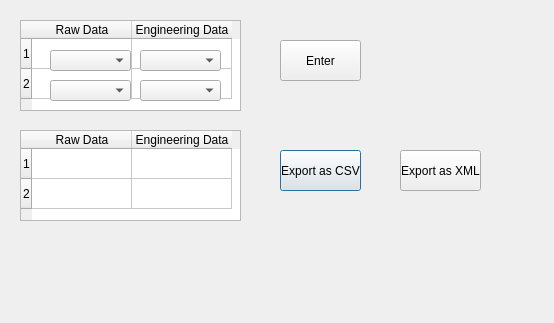
Qt form QtGuiApplication14/QtGuiClass.ui (AslihanPamuk/QtGuiApplication14) before a commit.
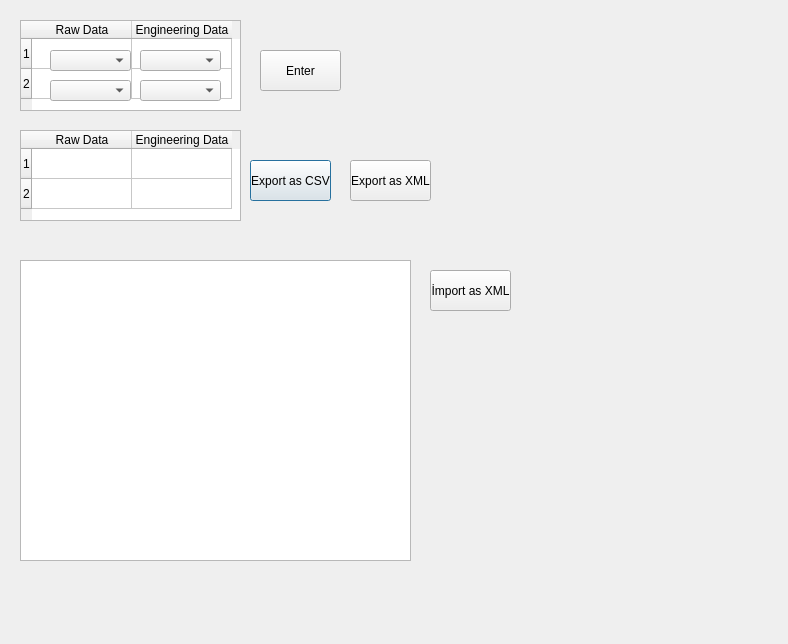
The same form after that commit.

```diff
--- a/QtGuiApplication14/QtGuiClass.ui
+++ b/QtGuiApplication14/QtGuiClass.ui
@@ -6,8 +6,8 @@
    <rect>
     <x>0</x>
     <y>0</y>
-    <width>554</width>
-    <height>323</height>
+    <width>788</width>
+    <height>644</height>
    </rect>
   </property>
   <property name="windowTitle">
@@ -16,8 +16,8 @@
   <widget class="QPushButton" name="pushButton">
    <property name="geometry">
     <rect>
-     <x>280</x>
-     <y>150</y>
+     <x>250</x>
+     <y>160</y>
      <width>81</width>
      <height>41</height>
     </rect>
@@ -129,8 +129,8 @@
   <widget class="QPushButton" name="pushButton_2">
    <property name="geometry">
     <rect>
-     <x>280</x>
-     <y>40</y>
+     <x>260</x>
+     <y>50</y>
      <width>81</width>
      <height>41</height>
     </rect>
@@ -262,8 +262,8 @@
   <widget class="QPushButton" name="pushButton_3">
    <property name="geometry">
     <rect>
-     <x>400</x>
-     <y>150</y>
+     <x>350</x>
+     <y>160</y>
      <width>81</width>
      <height>41</height>
     </rect>
@@ -272,6 +272,29 @@
     <string>Export as XML</string>
    </property>
   </widget>
+  <widget class="QPlainTextEdit" name="plainTextEdit">
+   <property name="geometry">
+    <rect>
+     <x>20</x>
+     <y>260</y>
+     <width>391</width>
+     <height>301</height>
+    </rect>
+   </property>
+  </widget>
+  <widget class="QPushButton" name="pushButton_4">
+   <property name="geometry">
+    <rect>
+     <x>430</x>
+     <y>270</y>
+     <width>81</width>
+     <height>41</height>
+    </rect>
+   </property>
+   <property name="text">
+    <string>İmport as XML</string>
+   </property>
+  </widget>
  </widget>
  <layoutdefault spacing="6" margin="11"/>
  <resources/>
```
